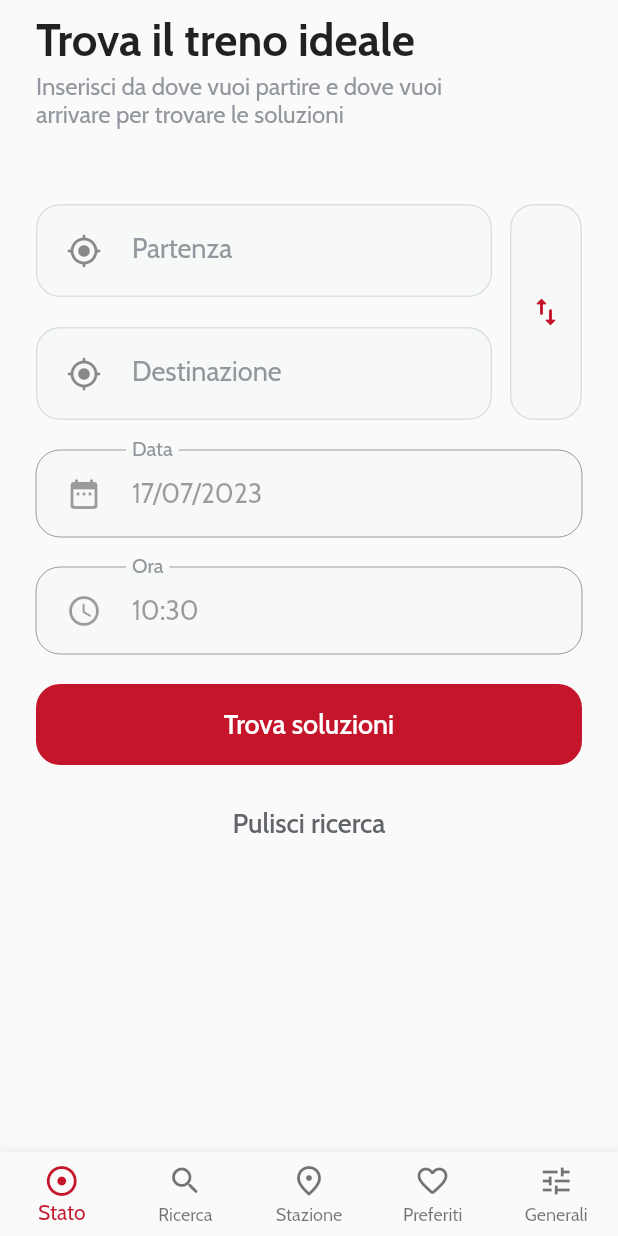
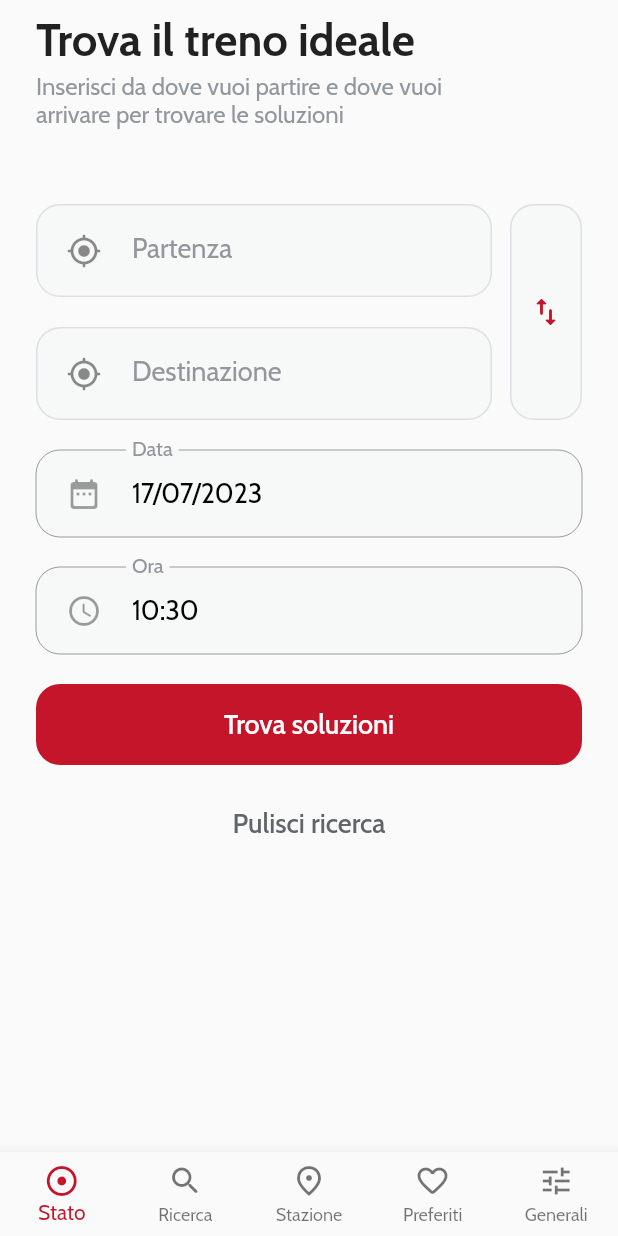
Before and after one commit to c0c4i/treninoo, a Flutter app: the screen it shows after launch, swiped to page 2, on a phone screen of 412 x 824 dp. Run offline on Flutter 3.47's test engine with Material 2 defaults, Android fonts, the phone set to English and light mode, and no system bars; drawn by our look-alikes of flutter_typeahead; our stand-ins replace adaptive_theme, bloc, equatable, firebase_core, flutter_bloc, shared_preferences and 2 more; missing offline and left inert: firebase_core_web, flutter_keyboard_visibility_web, shared_preferences_web; accounts and stored records are empty.

Commit message:
improve ui and run on android

```diff
--- a/lib/view/components/textfield.dart
+++ b/lib/view/components/textfield.dart
@@ -36,11 +36,15 @@ class BeautifulTextField extends StatelessWidget {
     return TextFormField(
       textCapitalization: textCapitalization,
       decoration: InputDecoration(
-          labelText: labelText,
-          prefixIcon: PrefixIcon(icon: prefixIcon),
-          contentPadding: EdgeInsets.all(18),
-          errorText: errorText),
-      style: TextStyle(fontSize: 18),
+        labelText: labelText,
+        prefixIcon: PrefixIcon(icon: prefixIcon),
+        contentPadding: EdgeInsets.all(18),
+        errorText: errorText,
+      ),
+      style: TextStyle(
+        fontSize: 18,
+        color: Theme.of(context).colorScheme.onSurface,
+      ),
       controller: controller,
       keyboardType: keyboardType,
       autocorrect: false,
```
Also changed, not shown: 1 other file.
